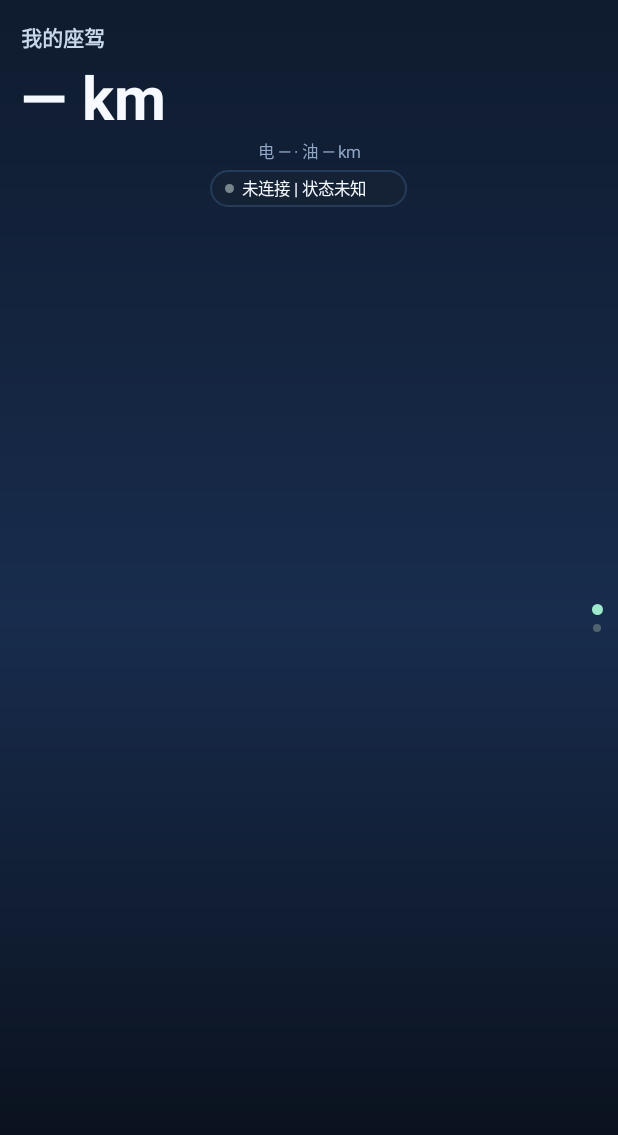
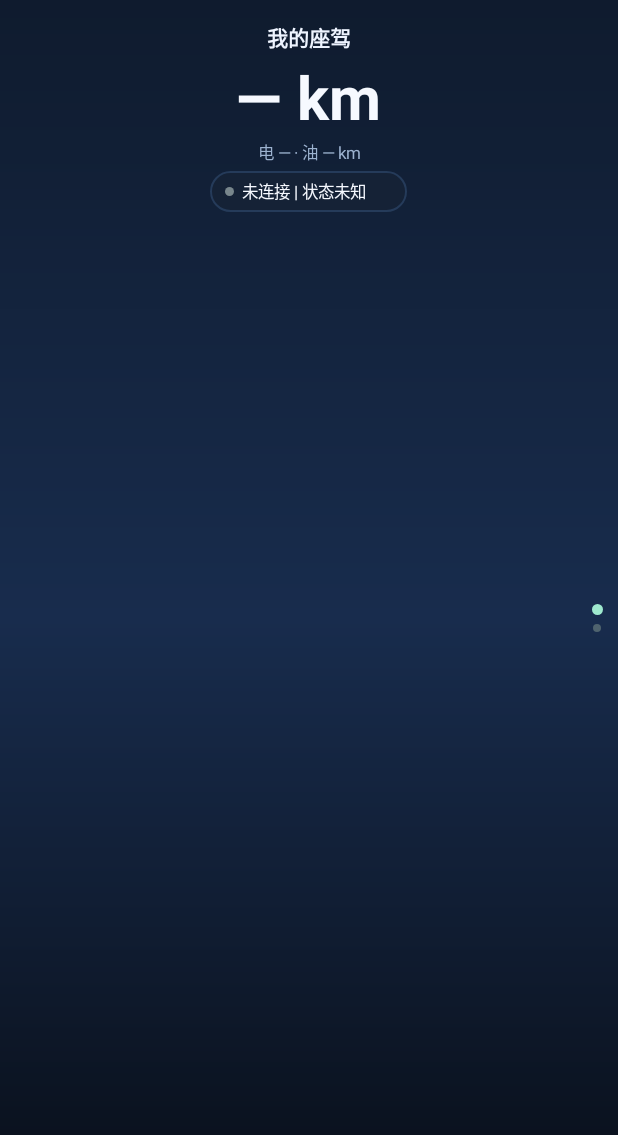
Before and after one commit to chashaobao/geely-band-control, an Android app: the screen it shows after launch (WatchActivity), on a phone screen of 412 x 824 dp. Shown: the top 1135 px of the screen. Run offline under Robolectric (Android 15) with nearby library versions, the phone set to English and light mode, and no system bars.

Commit message:
feat: refine circular watch Page 1 layout, center numeric range, and use blue-to-black gradient (0.1.30)

```diff
--- a/android/watch/src/main/java/com/garage/watchcontrol/WatchActivity.java
+++ b/android/watch/src/main/java/com/garage/watchcontrol/WatchActivity.java
@@ -17,12 +17,7 @@ import android.os.Handler;
 import android.os.Looper;
 import android.os.VibrationEffect;
 import android.os.Vibrator;
-import android.text.SpannableStringBuilder;
-import android.text.Spanned;
 import android.text.TextUtils;
-import android.text.style.ForegroundColorSpan;
-import android.text.style.RelativeSizeSpan;
-import android.text.style.StyleSpan;
 import android.util.Base64;
 import android.util.DisplayMetrics;
 import android.util.TypedValue;
@@ -115,7 +110,9 @@ public final class WatchActivity extends Activity implements BluetoothPhoneClien
     private LinearLayout heroBlock;
     private LinearLayout splitRow;
     private TextView vehicleNameView;
+    private TextView totalHeroGhostView;
     private TextView totalHeroView;
+    private TextView totalHeroUnitView;
     private TextView subrangeView;
     private TextView electricText;
     private TextView fuelText;
@@ -727,15 +724,22 @@ public final class WatchActivity extends Activity implements BluetoothPhoneClien
 
     private void applyVehicle(JSONObject vehicle, boolean cached) {
         String hero = WatchProtocol.heroDisplay(vehicle);
-        if (roundScreen && hero.endsWith(" km")) {
-            SpannableStringBuilder span = new SpannableStringBuilder(hero);
-            int unitStart = hero.length() - 3;
-            span.setSpan(new RelativeSizeSpan(17f / 46f), unitStart, hero.length(), Spanned.SPAN_EXCLUSIVE_EXCLUSIVE);
-            span.setSpan(new StyleSpan(Typeface.NORMAL), unitStart, hero.length(), Spanned.SPAN_EXCLUSIVE_EXCLUSIVE);
-            span.setSpan(new ForegroundColorSpan(SUB_INK), unitStart, hero.length(), Spanned.SPAN_EXCLUSIVE_EXCLUSIVE);
-            totalHeroView.setText(span);
+        if (roundScreen) {
+            String unit = WatchProtocol.heroUnit(hero);
+            totalHeroView.setText(WatchProtocol.heroNumber(hero));
+            if (unit.isEmpty()) {
+                totalHeroGhostView.setVisibility(View.GONE);
+                totalHeroUnitView.setVisibility(View.GONE);
+            } else {
+                totalHeroGhostView.setText(unit);
+                totalHeroUnitView.setText(unit);
+                totalHeroGhostView.setVisibility(View.INVISIBLE);
+                totalHeroUnitView.setVisibility(View.VISIBLE);
+            }
         } else {
             totalHeroView.setText(hero);
+            totalHeroGhostView.setVisibility(View.GONE);
+            totalHeroUnitView.setVisibility(View.GONE);
         }
         subrangeView.setText(WatchProtocol.subrangeDisplay(vehicle));
         electricText.setText(WatchProtocol.energyDisplay(vehicle, "electricKm", "electricPercent"));
@@ -1077,21 +1081,27 @@ public final class WatchActivity extends Activity implements BluetoothPhoneClien
     }
 
     private void updateDot(View dot, boolean active) {
-        int size = r(active ? 7 : 5);
+        int size = roundScreen ? r(active ? 6 : 4) : r(active ? 7 : 5);
         LinearLayout.LayoutParams params = (LinearLayout.LayoutParams) dot.getLayoutParams();
         params.width = size;
         params.height = size;
         dot.setLayoutParams(params);
         GradientDrawable bg = new GradientDrawable();
         bg.setShape(GradientDrawable.OVAL);
-        bg.setColor(active ? MINT : Color.rgb(79, 99, 110));
+        int activeColor = roundScreen ? Color.argb(210, 158, 233, 206) : MINT;
+        int idleColor = roundScreen ? Color.argb(110, 142, 166, 197) : Color.rgb(79, 99, 110);
+        bg.setColor(active ? activeColor : idleColor);
         dot.setBackground(bg);
     }
 
     private View buildUi() {
         FrameLayout root = new FrameLayout(this);
-        root.setBackground(new GradientDrawable(GradientDrawable.Orientation.TOP_BOTTOM,
-                new int[]{Color.rgb(15, 27, 46), Color.rgb(24, 44, 77), Color.rgb(8, 13, 22)}));
+        if (roundScreen) {
+            root.setBackgroundColor(Color.rgb(10, 16, 27));
+        } else {
+            root.setBackground(new GradientDrawable(GradientDrawable.Orientation.TOP_BOTTOM,
+                    new int[]{Color.rgb(15, 27, 46), Color.rgb(24, 44, 77), Color.rgb(8, 13, 22)}));
+        }
 
         homeShell = new FrameLayout(this);
         homePager = new VerticalPagerView(this);
@@ -1223,13 +1233,18 @@ public final class WatchActivity extends Activity implements BluetoothPhoneClien
         LinearLayout page = new LinearLayout(this);
         page.setOrientation(LinearLayout.VERTICAL);
         page.setGravity(Gravity.CENTER_HORIZONTAL);
-        page.setPadding(u(24, 14), u(18, 14), u(24, 14), u(12, 14));
+        page.setPadding(u(14, 14), u(18, 14), u(14, 14), u(8, 14));
+        if (roundScreen) {
+            page.setBackground(new GradientDrawable(GradientDrawable.Orientation.TOP_BOTTOM,
+                    new int[]{Color.rgb(19, 56, 122), Color.rgb(11, 33, 77), Color.rgb(3, 8, 18), Color.BLACK, Color.BLACK}));
+        }
 
-        vehicleNameView = text(vehicleName, 15, 14, SUB_INK, true);
+        vehicleNameView = text(vehicleName, 20, 14, Color.rgb(238, 244, 255), true);
         vehicleNameView.setSingleLine(true);
         vehicleNameView.setEllipsize(TextUtils.TruncateAt.END);
-        if (roundScreen) vehicleNameView.setMaxWidth(r(204));
-        page.addView(vehicleNameView);
+        vehicleNameView.setGravity(Gravity.CENTER);
+        if (roundScreen) vehicleNameView.setMaxWidth(r(196));
+        page.addView(vehicleNameView, new LinearLayout.LayoutParams(-2, -2));
 
         FrameLayout rangeArea = new FrameLayout(this);
         rangeArea.setOnClickListener(v -> {
@@ -1241,13 +1256,28 @@ public final class WatchActivity extends Activity implements BluetoothPhoneClien
         heroBlock = new LinearLayout(this);
         heroBlock.setOrientation(LinearLayout.VERTICAL);
         heroBlock.setGravity(Gravity.CENTER_HORIZONTAL);
-        totalHeroView = text("— km", 46, 40, INK, true);
+        LinearLayout heroNumRow = new LinearLayout(this);
+        heroNumRow.setOrientation(LinearLayout.HORIZONTAL);
+        heroNumRow.setGravity(Gravity.CENTER_HORIZONTAL);
+        heroNumRow.setBaselineAligned(true);
+        totalHeroGhostView = text(" km", 17, 17, Color.TRANSPARENT, false);
+        totalHeroGhostView.setSingleLine(true);
+        totalHeroGhostView.setVisibility(roundScreen ? View.INVISIBLE : View.GONE);
+        totalHeroView = text(roundScreen ? "—" : "— km", 46, 40, INK, true);
         totalHeroView.setSingleLine(true);
-        subrangeView = text("电 — · 油 — km", 11, 11, MUTED, false);
+        totalHeroUnitView = text(" km", 17, 17, SUB_INK, false);
+        totalHeroUnitView.setSingleLine(true);
+        totalHeroUnitView.setVisibility(roundScreen ? View.VISIBLE : View.GONE);
+        heroNumRow.addView(totalHeroGhostView);
+        heroNumRow.addView(totalHeroView);
+        heroNumRow.addView(totalHeroUnitView);
+        heroBlock.addView(heroNumRow, new LinearLayout.LayoutParams(-2, -2));
+
+        subrangeView = text("电 — · 油 — km", 14, 11, Color.rgb(156, 178, 207), false);
         subrangeView.setSingleLine(true);
-        heroBlock.addView(totalHeroView);
+        if (roundScreen) subrangeView.setLetterSpacing(0.04f);
         LinearLayout.LayoutParams subParams = new LinearLayout.LayoutParams(-2, -2);
-        subParams.topMargin = r(1);
+        subParams.topMargin = r(2);
         heroBlock.addView(subrangeView, subParams);
         rangeArea.addView(heroBlock, new FrameLayout.LayoutParams(-1, -2, Gravity.CENTER));
 
@@ -1263,23 +1293,23 @@ public final class WatchActivity extends Activity implements BluetoothPhoneClien
         LinearLayout.LayoutParams fuelBoxParams = new LinearLayout.LayoutParams(0, -2, 1);
         fuelBoxParams.setMarginStart(r(6));
         splitRow.addView(buildEnergyBox("energy-fuel.png", fuelText, fuelFill, FUEL), fuelBoxParams);
-        rangeArea.addView(splitRow, new FrameLayout.LayoutParams(-1, -2, Gravity.CENTER));
+        rangeArea.addView(splitRow, new FrameLayout.LayoutParams(roundScreen ? r(216) : -1, -2, Gravity.CENTER));
 
-        LinearLayout.LayoutParams rangeParams = new LinearLayout.LayoutParams(-1, -2);
+        LinearLayout.LayoutParams rangeParams = new LinearLayout.LayoutParams(roundScreen ? r(284) : -1, -2);
         rangeParams.topMargin = r(2);
         page.addView(rangeArea, rangeParams);
 
         LinearLayout statusRow = new LinearLayout(this);
         statusRow.setOrientation(LinearLayout.HORIZONTAL);
         statusRow.setGravity(Gravity.CENTER_VERTICAL);
-        GradientDrawable statusBg = rounded(META, 12);
+        GradientDrawable statusBg = rounded(META, 13);
         statusBg.setStroke(Math.max(1, r(1)), META_BORDER);
         statusRow.setBackground(statusBg);
-        statusRow.setPadding(u(11, 10), r(4), u(11, 10), r(4));
+        statusRow.setPadding(u(12, 10), r(5), u(12, 10), r(5));
         connectionDot = new View(this);
         connectionDot.setBackground(rounded(Color.rgb(120, 134, 140), 4));
         statusRow.addView(connectionDot, new LinearLayout.LayoutParams(r(6), r(6)));
-        statusSummaryView = text("待连接 | 状态未知", 12, 11, INK, false);
+        statusSummaryView = text("待连接 | 状态未知", 13, 11, INK, false);
         statusSummaryView.setSingleLine(true);
         LinearLayout.LayoutParams sumParams = new LinearLayout.LayoutParams(-2, -2);
         sumParams.setMarginStart(r(5));
@@ -1291,14 +1321,15 @@ public final class WatchActivity extends Activity implements BluetoothPhoneClien
         statusRow.addView(refreshIcon, new LinearLayout.LayoutParams(statusIconSize, statusIconSize));
         statusRow.setOnClickListener(v -> triggerRefresh());
         LinearLayout.LayoutParams statusParams = new LinearLayout.LayoutParams(-2, -2);
-        statusParams.topMargin = r(4);
+        statusParams.topMargin = u(5, 4);
         page.addView(statusRow, statusParams);
 
         carImageView = new ImageView(this);
         carImageView.setImageBitmap(assetBitmap("starshine-8.png"));
         carImageView.setScaleType(ImageView.ScaleType.FIT_CENTER);
+        if (roundScreen) carImageView.setPadding(0, 0, 0, r(8));
         LinearLayout.LayoutParams carParams = new LinearLayout.LayoutParams(-1, 0, 1);
-        carParams.topMargin = u(2, 4);
+        carParams.topMargin = u(4, 4);
         page.addView(carImageView, carParams);
 
         return page;
```
Also changed, not shown: android/watch/src/main/java/com/garage/watchcontrol/WatchProtocol.java (+9 -0 lines), 4 other files.
